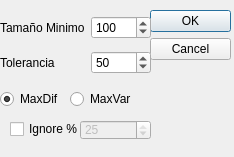
Old version of the form image-approx/Algorithmdialog.ui in the repository XPaladin/image-approx.
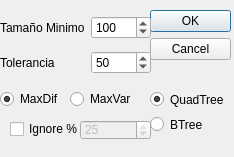
New version of the form.

```diff
--- a/image-approx/Algorithmdialog.ui
+++ b/image-approx/Algorithmdialog.ui
@@ -151,6 +151,35 @@
     <number>25</number>
    </property>
   </widget>
+  <widget class="QWidget" name="gridLayoutWidget_2">
+   <property name="geometry">
+    <rect>
+     <x>150</x>
+     <y>90</y>
+     <width>86</width>
+     <height>44</height>
+    </rect>
+   </property>
+   <layout class="QGridLayout" name="gridLayout_2">
+    <item row="0" column="0">
+     <widget class="QRadioButton" name="QuadTreeRadio">
+      <property name="text">
+       <string>QuadTree</string>
+      </property>
+      <property name="checked">
+       <bool>true</bool>
+      </property>
+     </widget>
+    </item>
+    <item row="1" column="0">
+     <widget class="QRadioButton" name="BTreeRadio">
+      <property name="text">
+       <string>BTree</string>
+      </property>
+     </widget>
+    </item>
+   </layout>
+  </widget>
  </widget>
  <resources/>
  <connections>
```
